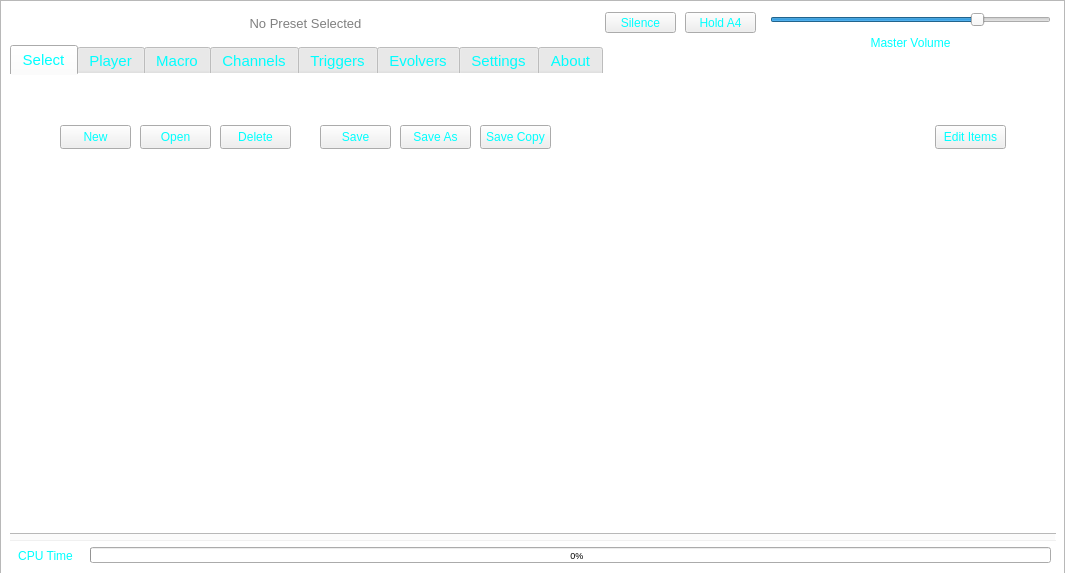
Before: the Qt Designer form ui/sbmain/soundbenchmain.ui in TheDaemoness/Soundbench, drawn with Qt 5.
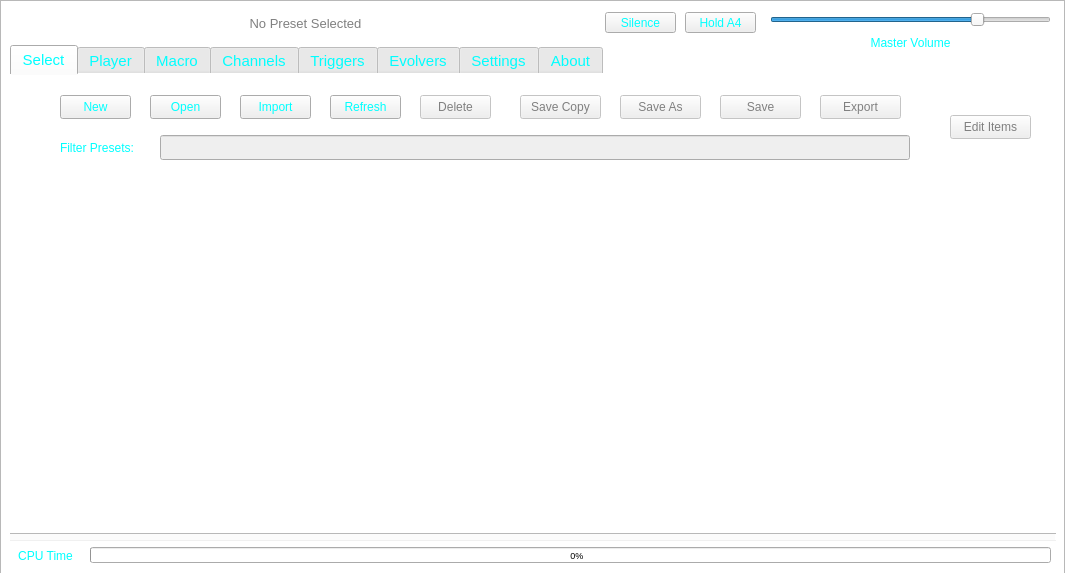
After: the same form once the commit is applied. The open tabs and pages were chosen to show the change. Icons and pictures are not drawn.

Commit message: Finished the Select interface. Added artwork for QLineEdits. Darkened disabled buttons somewhat to better match the other UI elements. Made some changes to the readme and style regulations.

What changed in the file:
```diff
--- a/ui/sbmain/soundbenchmain.ui
+++ b/ui/sbmain/soundbenchmain.ui
@@ -2,6 +2,9 @@
 <ui version="4.0">
  <class>SoundBenchMain</class>
  <widget class="QMainWindow" name="SoundBenchMain">
+  <property name="enabled">
+   <bool>true</bool>
+  </property>
   <property name="geometry">
    <rect>
     <x>0</x>
@@ -368,6 +371,25 @@
 }
 QComboBox QAbstractItemView {
 	background-color: black;
+}
+
+QListWidget {
+	background-color: rgba(0, 0, 0, 0);
+	alternate-background-color: rgb(0,191,0);
+	border-color: cyan;
+}
+
+QLineEdit {
+	border-image: url(:/lineedit/lineedit_idle.png);
+}
+QLineEdit:hover {
+	border-image: url(:/lineedit/lineedit_hover.png);
+}
+QLineEdit:focus {
+	border-image: url(:/lineedit/lineedit_focus.png);
+}
+QLineEdit:disabled {
+	border-image: url(:/lineedit/lineedit_disabled.png);
 }</string>
   </property>
   <property name="dockOptions">
@@ -488,8 +510,8 @@
      <widget class="QPushButton" name="openButton">
       <property name="geometry">
        <rect>
-        <x>130</x>
-        <y>50</y>
+        <x>140</x>
+        <y>20</y>
         <width>71</width>
         <height>24</height>
        </rect>
@@ -499,11 +521,14 @@
       </property>
      </widget>
      <widget class="QPushButton" name="saveButton">
+      <property name="enabled">
+       <bool>false</bool>
+      </property>
       <property name="geometry">
        <rect>
-        <x>310</x>
-        <y>50</y>
-        <width>71</width>
+        <x>710</x>
+        <y>20</y>
+        <width>81</width>
         <height>24</height>
        </rect>
       </property>
@@ -512,11 +537,14 @@
       </property>
      </widget>
      <widget class="QPushButton" name="saveAsButton">
+      <property name="enabled">
+       <bool>false</bool>
+      </property>
       <property name="geometry">
        <rect>
-        <x>390</x>
-        <y>50</y>
-        <width>71</width>
+        <x>610</x>
+        <y>20</y>
+        <width>81</width>
         <height>24</height>
        </rect>
       </property>
@@ -525,11 +553,14 @@
       </property>
      </widget>
      <widget class="QPushButton" name="saveCopyButton">
+      <property name="enabled">
+       <bool>false</bool>
+      </property>
       <property name="geometry">
        <rect>
-        <x>470</x>
-        <y>50</y>
-        <width>71</width>
+        <x>510</x>
+        <y>20</y>
+        <width>81</width>
         <height>24</height>
        </rect>
       </property>
@@ -541,7 +572,7 @@
       <property name="geometry">
        <rect>
         <x>50</x>
-        <y>50</y>
+        <y>20</y>
         <width>71</width>
         <height>24</height>
        </rect>
@@ -551,10 +582,13 @@
       </property>
      </widget>
      <widget class="QPushButton" name="deleteButton">
+      <property name="enabled">
+       <bool>false</bool>
+      </property>
       <property name="geometry">
        <rect>
-        <x>210</x>
-        <y>50</y>
+        <x>410</x>
+        <y>20</y>
         <width>71</width>
         <height>24</height>
        </rect>
@@ -564,17 +598,97 @@
       </property>
      </widget>
      <widget class="QPushButton" name="editItemsButton">
+      <property name="enabled">
+       <bool>false</bool>
+      </property>
       <property name="geometry">
        <rect>
-        <x>925</x>
-        <y>50</y>
-        <width>71</width>
+        <x>940</x>
+        <y>40</y>
+        <width>81</width>
         <height>24</height>
        </rect>
       </property>
       <property name="text">
        <string>Edit Items</string>
       </property>
+      <property name="checkable">
+       <bool>true</bool>
+      </property>
+     </widget>
+     <widget class="QLineEdit" name="lineEdit">
+      <property name="enabled">
+       <bool>false</bool>
+      </property>
+      <property name="geometry">
+       <rect>
+        <x>150</x>
+        <y>60</y>
+        <width>750</width>
+        <height>25</height>
+       </rect>
+      </property>
+      <property name="maxLength">
+       <number>255</number>
+      </property>
+      <property name="alignment">
+       <set>Qt::AlignCenter</set>
+      </property>
+     </widget>
+     <widget class="QLabel" name="label">
+      <property name="geometry">
+       <rect>
+        <x>50</x>
+        <y>60</y>
+        <width>101</width>
+        <height>25</height>
+       </rect>
+      </property>
+      <property name="text">
+       <string>Filter Presets:</string>
+      </property>
+     </widget>
+     <widget class="QPushButton" name="importPresetButton">
+      <property name="geometry">
+       <rect>
+        <x>230</x>
+        <y>20</y>
+        <width>71</width>
+        <height>24</height>
+       </rect>
+      </property>
+      <property name="text">
+       <string>Import</string>
+      </property>
+     </widget>
+     <widget class="QPushButton" name="exportPresetButton">
+      <property name="enabled">
+       <bool>false</bool>
+      </property>
+      <property name="geometry">
+       <rect>
+        <x>810</x>
+        <y>20</y>
+        <width>81</width>
+        <height>24</height>
+       </rect>
+      </property>
+      <property name="text">
+       <string>Export</string>
+      </property>
+     </widget>
+     <widget class="QPushButton" name="refreshPresets">
+      <property name="geometry">
+       <rect>
+        <x>320</x>
+        <y>20</y>
+        <width>71</width>
+        <height>24</height>
+       </rect>
+      </property>
+      <property name="text">
+       <string>Refresh</string>
+      </property>
      </widget>
     </widget>
     <widget class="QWidget" name="tabPlayer">
```
Left out of the diff: 26 changed lines with no effect on the pictures. The commit also changes 8 other files.
